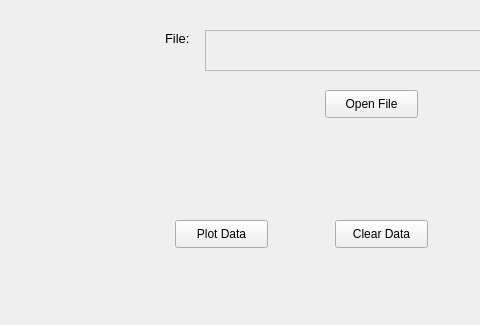
Above: Qt/filePlot/plotfile.ui from harshmittal2210/plotData before the change; both pictures show x 705 to 1185 and y 0 to 325 of the 1273 by 586 pixel window. Below: the same form after it.
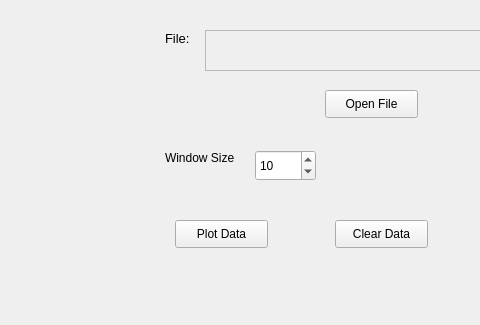
That is the form after the change. Custom widgets are drawn as their Qt base class.

Commit message: Window Size added

What changed in the file:
```diff
--- a/Qt/filePlot/plotfile.ui
+++ b/Qt/filePlot/plotfile.ui
@@ -107,6 +107,38 @@
      <string>Open File</string>
     </property>
    </widget>
+   <widget class="QLabel" name="windowSizeLabel">
+    <property name="geometry">
+     <rect>
+      <x>870</x>
+      <y>150</y>
+      <width>81</width>
+      <height>16</height>
+     </rect>
+    </property>
+    <property name="text">
+     <string>Window Size</string>
+    </property>
+   </widget>
+   <widget class="QSpinBox" name="windowSizeSpinBox">
+    <property name="geometry">
+     <rect>
+      <x>960</x>
+      <y>150</y>
+      <width>61</width>
+      <height>31</height>
+     </rect>
+    </property>
+    <property name="minimum">
+     <number>1</number>
+    </property>
+    <property name="maximum">
+     <number>10000</number>
+    </property>
+    <property name="value">
+     <number>10</number>
+    </property>
+   </widget>
   </widget>
   <widget class="QMenuBar" name="menubar">
    <property name="geometry">
```
The commit also changes 1 other file.
